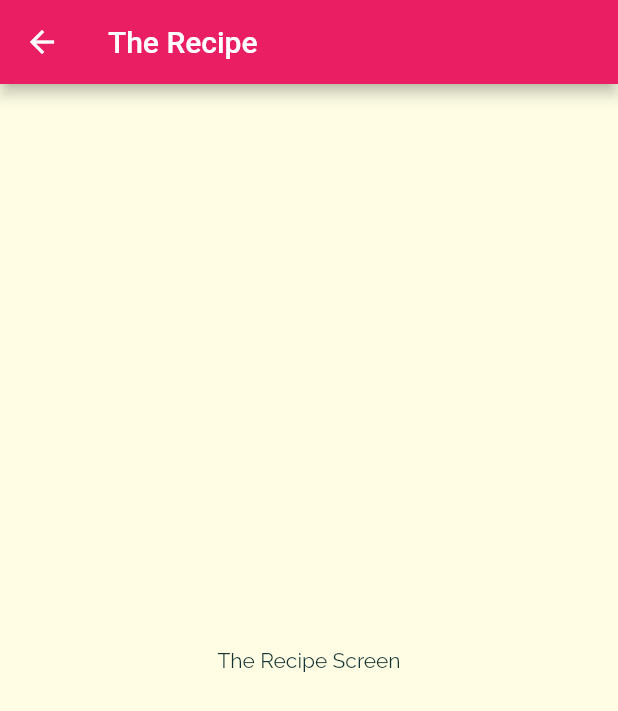
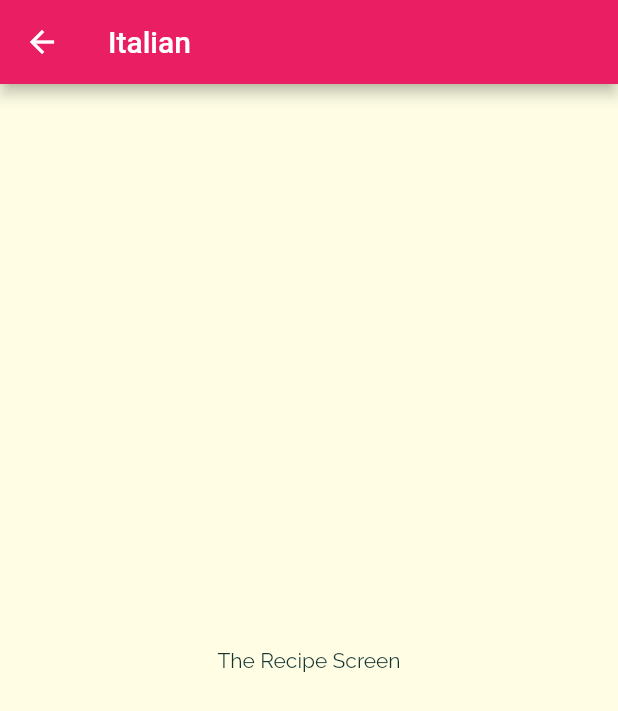
Before and after one commit to OstrichFarmer/food_vault, a Flutter app: the screen it shows after launch, after a tap on "Italian", on a phone screen of 412 x 824 dp. Shown: the top 711 px of the screen. Run offline on Flutter 3.47's test engine with Material 2 defaults, Android fonts, the phone set to English and light mode, and no system bars.

Commit message:
Passing data via constructor

```diff
--- a/lib/categories_screen.dart
+++ b/lib/categories_screen.dart
@@ -14,7 +14,8 @@
       body: GridView(
         padding: const EdgeInsets.all(20),
         children: DUMMY_CATEGORIES
-            .map((catData) => CategoryItem(catData.title, catData.color))
+            .map((catData) =>
+                CategoryItem(catData.id, catData.title, catData.color))
             .toList(),
         gridDelegate: const SliverGridDelegateWithMaxCrossAxisExtent(
           maxCrossAxisExtent: 200,
--- a/lib/category_item.dart
+++ b/lib/category_item.dart
@@ -3,18 +3,18 @@
 
 class CategoryItem extends StatelessWidget {
   //const CategoryItem({Key? key}) : super(key: key);
-
+  final String id;
   final String title;
   final Color color;
 
   // ignore: use_key_in_widget_constructors
-  const CategoryItem(this.title, this.color);
+  const CategoryItem(this.id, this.title, this.color);
 
   void selectCategory(BuildContext ctx) {
     Navigator.of(ctx).push(
       MaterialPageRoute(
         builder: (_) {
-          return const CategoryMealsScreen();
+          return CategoryMealsScreen(id, title);
         },
       ),
     );
--- a/lib/category_meals_screen.dart
+++ b/lib/category_meals_screen.dart
@@ -1,13 +1,18 @@
 import 'package:flutter/material.dart';
 
 class CategoryMealsScreen extends StatelessWidget {
-  const CategoryMealsScreen({Key? key}) : super(key: key);
+  // const CategoryMealsScreen({Key? key}) : super(key: key);
+  final String categoryId;
+  final String categoryTitle;
+
+  // ignore: use_key_in_widget_constructors
+  const CategoryMealsScreen(this.categoryId, this.categoryTitle);
 
   @override
   Widget build(BuildContext context) {
     return Scaffold(
       appBar: AppBar(
-        title: const Text('The Recipe'),
+        title: Text(categoryTitle),
       ),
       body: const Center(
         child: Text('The Recipe Screen'),
```
